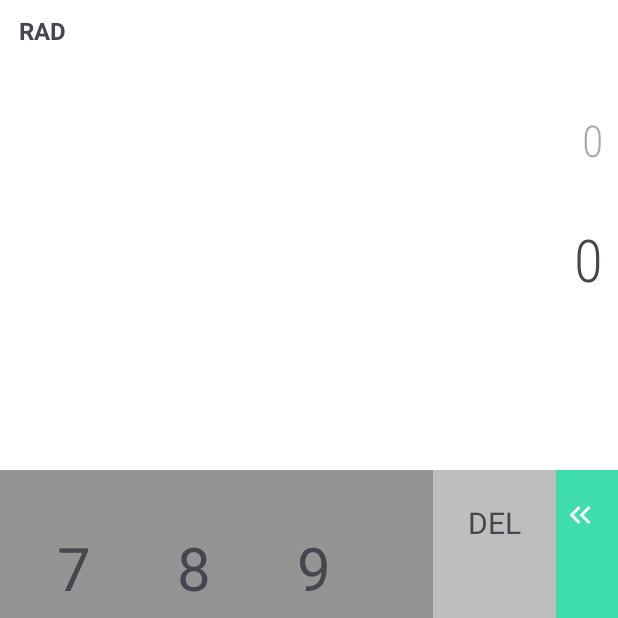
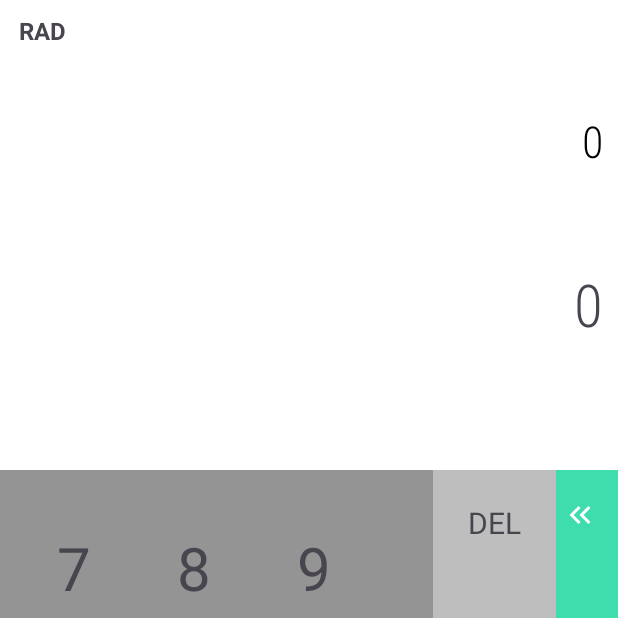
Before and after one commit to Collo-2345/Calculator, an Android app: the screen it shows after launch (MainActivity), on a phone screen of 412 x 824 dp, the top half of it. Run offline under Robolectric (Android 15) with nearby library versions, the phone set to English and light mode, and no system bars.

Commit message:
calculattor is now working

```diff
--- a/app/build.gradle.kts
+++ b/app/build.gradle.kts
@@ -47,7 +47,10 @@ dependencies {
     implementation(libs.material)
     implementation(libs.androidx.activity)
     implementation(libs.androidx.constraintlayout)
+    implementation(libs.exp4j)
     testImplementation(libs.junit)
     androidTestImplementation(libs.androidx.junit)
     androidTestImplementation(libs.androidx.espresso.core)
+
+
 }
--- a/app/src/main/java/collotech/example/calculator/MainActivity.kt
+++ b/app/src/main/java/collotech/example/calculator/MainActivity.kt
@@ -1,40 +1,118 @@
 package collotech.example.calculator
 
 import android.os.Bundle
-import android.widget.EditText
-import android.widget.TextView
-import androidx.activity.enableEdgeToEdge
 import androidx.appcompat.app.AppCompatActivity
-import androidx.core.view.ViewCompat
-import androidx.core.view.WindowInsetsCompat
+import collotech.example.calculator.databinding.ActivityMainBinding
+import net.objecthunter.exp4j.ExpressionBuilder
 
 class MainActivity : AppCompatActivity() {
+
+    // ViewBinding variable
+    private lateinit var binding: ActivityMainBinding
+
+    // To store input expression
+    private var expression: String = ""
+
     override fun onCreate(savedInstanceState: Bundle?) {
         super.onCreate(savedInstanceState)
-        enableEdgeToEdge()
-        setContentView(R.layout.activity_main)
+        binding = ActivityMainBinding.inflate(layoutInflater)
+        setContentView(binding.root)
 
-        val edittext = findViewById<EditText>(R.id.editText)
-        val output = findViewById<TextView>(R.id.output)
-        val num0  = findViewById<TextView>(R.id.num0)
-        val num1  = findViewById<TextView>(R.id.num1)
-        val num2  = findViewById<TextView>(R.id.num2)
-        val num3  = findViewById<TextView>(R.id.num3)
-        val num4  = findViewById<TextView>(R.id.num4)
-        val num5  = findViewById<TextView>(R.id.num5)
-        val num6  = findViewById<TextView>(R.id.num6)
-        val num7  = findViewById<TextView>(R.id.num7)
-        val num8  = findViewById<TextView>(R.id.num8)
-        val num9  = findViewById<TextView>(R.id.num9)
-        val dot  = findViewById<TextView>(R.id.dot)
-        val equal  = findViewById<TextView>(R.id.equal)
+        // Initialize all listeners
+        setNumberClickListeners()
+        setOperatorClickListeners()
+        setEqualAndDeleteListeners()
+    }
 
-        val del  = findViewById<TextView>(R.id.del)
-        val addition  = findViewById<TextView>(R.id.addition)
-        val subtract  = findViewById<TextView>(R.id.subtract)
-        val multiple  = findViewById<TextView>(R.id.multiple)
-        val divide  = findViewById<TextView>(R.id.divide)
+    /** -------------------------------
+     *  HANDLE NUMBERS AND DOT BUTTONS
+     *  ------------------------------- */
+    private fun setNumberClickListeners() {
+        val numberButtons = listOf(
+            binding.num0, binding.num1, binding.num2, binding.num3,
+            binding.num4, binding.num5, binding.num6,
+            binding.num7, binding.num8, binding.num9, binding.dot
+        )
 
+        numberButtons.forEach { textView ->
+            textView.setOnClickListener {
+                expression += textView.text.toString()
+                binding.expressiontxt.setText(expression)
+                evaluateExpressionLive()
+            }
+        }
+    }
 
+    /** -------------------------------
+     *  HANDLE OPERATORS (+, -, *, /)
+     *  ------------------------------- */
+    private fun setOperatorClickListeners() {
+        val operatorButtons = listOf(
+            binding.addition, binding.subtract,
+            binding.multiple, binding.divide
+        )
+
+        operatorButtons.forEach { textView ->
+            textView.setOnClickListener {
+                if (expression.isNotEmpty() && !isLastCharOperator()) {
+                    expression += textView.text.toString()
+                    binding.expressiontxt.setText(expression)
+                }
+            }
+        }
+    }
+
+    /** -------------------------------
+     *  HANDLE = AND DEL BUTTONS
+     *  ------------------------------- */
+    private fun setEqualAndDeleteListeners() {
+        // Equals (=)
+        binding.equal.setOnClickListener {
+            evaluateExpressionLive(final = true)
+        }
+
+        // Delete (DEL)
+        binding.del.setOnClickListener {
+            if (expression.isNotEmpty()) {
+                expression = expression.dropLast(1)
+                binding.expressiontxt.setText(expression)
+                evaluateExpressionLive()
+            }
+        }
+    }
+
+    /** -------------------------------
+     *  LIVE EVALUATION FUNCTION
+     *  ------------------------------- */
+    private fun evaluateExpressionLive(final: Boolean = false) {
+        try {
+            // Avoid evaluation on incomplete expressions
+            if (expression.isNotEmpty() && !isLastCharOperator()) {
+                val result = ExpressionBuilder(expression).build().evaluate()
+
+                // Show as real-time result or final output
+                if (final) {
+                    binding.output.text = result.toString()
+                } else {
+                    // Real-time preview (without pressing =)
+                    binding.output.text = result.toString()
+                }
+            } else if (final) {
+                // Pressed "=" on invalid expression
+                binding.output.text = "Error"
+            }
+        } catch (e: Exception) {
+            if (final) binding.output.text = "Error"
+            else binding.output.text = ""
+        }
+    }
+
+    /** -------------------------------
+     *  HELPER FUNCTION
+     *  ------------------------------- */
+    private fun isLastCharOperator(): Boolean {
+        if (expression.isEmpty()) return false
+        val lastChar = expression.last()
+        return lastChar == '+' || lastChar == '-' || lastChar == '*' || lastChar == '/'
     }
 }
--- a/app/src/main/res/layout/activity_main.xml
+++ b/app/src/main/res/layout/activity_main.xml
@@ -549,15 +549,15 @@
                     android:layout_height="match_parent">
 
 
-                    <EditText
-                        android:id="@+id/editText"
+                    <TextView
+                        android:id="@+id/expressiontxt"
                         android:layout_width="match_parent"
                         android:layout_height="90dp"
-                        android:background="@drawable/input_bg"
                         android:fontFamily="sans-serif-condensed"
-                        android:hint="0"
                         android:paddingRight="10dp"
-                        android:textAlignment="textEnd"
+                        android:text="0"
+                        android:paddingTop="26dp"
+                         android:gravity="end"
                         android:textColor="@color/black"
                         android:textFontWeight="350"
                         android:textSize="29sp"
@@ -574,14 +574,14 @@
                         android:fontFamily="sans-serif-condensed"
                         android:paddingRight="10dp"
                         android:text="0"
-                        android:paddingTop="6dp"
-                        android:textAlignment="textEnd"
+                        android:paddingTop="36dp"
+                        android:gravity="end"
                         android:textFontWeight="350"
                         android:textSize="39sp"
                         app:layout_constraintBottom_toBottomOf="parent"
                         app:layout_constraintEnd_toEndOf="parent"
                         app:layout_constraintStart_toStartOf="parent"
-                        app:layout_constraintTop_toBottomOf="@+id/editText" />
+                        app:layout_constraintTop_toBottomOf="@+id/expressiontxt" />
                 </androidx.constraintlayout.widget.ConstraintLayout>
 
 
--- a/gradle/libs.versions.toml
+++ b/gradle/libs.versions.toml
@@ -10,6 +10,8 @@ material = "1.13.0"
 activity = "1.11.0"
 constraintlayout = "2.2.1"
 
+exp4j = "0.4.8"
+
 [libraries]
 androidx-core-ktx = { group = "androidx.core", name = "core-ktx", version.ref = "coreKtx" }
 junit = { group = "junit", name = "junit", version.ref = "junit" }
@@ -20,6 +22,8 @@ material = { group = "com.google.android.material", name = "material", version.r
 androidx-activity = { group = "androidx.activity", name = "activity", version.ref = "activity" }
 androidx-constraintlayout = { group = "androidx.constraintlayout", name = "constraintlayout", version.ref = "constraintlayout" }
 
+exp4j = { group = "net.objecthunter", name = "exp4j", version.ref = "exp4j" }
+
 [plugins]
 android-application = { id = "com.android.application", version.ref = "agp" }
 kotlin-android = { id = "org.jetbrains.kotlin.android", version.ref = "kotlin" }
```
